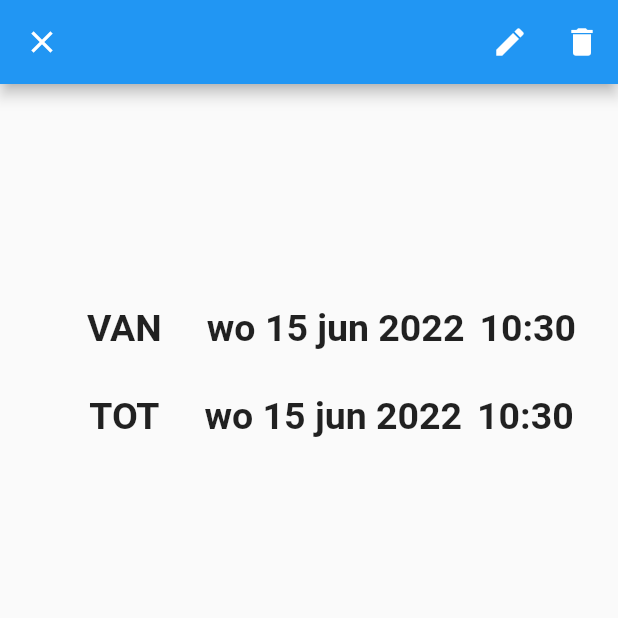
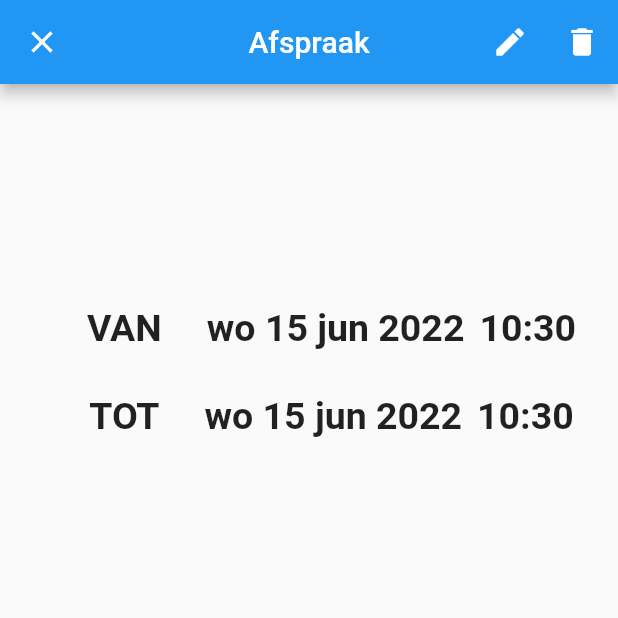
Before and after one commit to lorevanlangenhove/communicatiehelper, a Flutter app: the EventViewingPage screen opened directly with empty values, on a phone screen of 412 x 824 dp, the top half of it. Run offline on Flutter 3.47's test engine with Material 2 defaults, Android fonts, the phone set to English and light mode, and no system bars; our stand-ins replace drift, geolocator, google_maps_flutter, image_picker, syncfusion_flutter_calendar, webview_flutter; missing offline and left inert: syncfusion_flutter_core, syncfusion_localizations, whiteboard; accounts and stored records are empty; generated files the repository leaves out were written again.

Commit message:
Day- and weekView calendar

```diff
--- a/lib/event_data_source.dart
+++ b/lib/event_data_source.dart
@@ -2,7 +2,7 @@ import 'dart:ui';
 
 import 'package:syncfusion_flutter_calendar/calendar.dart';
 
-import 'event.dart';
+import 'database/event.dart';
 
 class EventDataSource extends CalendarDataSource {
   EventDataSource(List<Event> appointments) {
--- a/lib/event_provider.dart
+++ b/lib/event_provider.dart
@@ -1,6 +1,5 @@
 import 'package:flutter/cupertino.dart';
-
-import 'event.dart';
+import 'database/event.dart';
 
 class EventProvider extends ChangeNotifier {
   final List<Event> _events = [];
--- a/lib/notifier.dart
+++ b/lib/notifier.dart
@@ -1,5 +1,4 @@
 import 'package:flutter/cupertino.dart';
-
 import 'database/db.dart';
 
 class FragmentChangeNotifier extends ChangeNotifier {
--- a/lib/screens/calendar.dart
+++ b/lib/screens/calendar.dart
@@ -28,6 +28,11 @@ class CalendarPage extends StatelessWidget {
         ),
       ),
       body: SfCalendar(
+        allowedViews: const [
+          CalendarView.day,
+          CalendarView.week,
+          CalendarView.month
+        ],
         dataSource: EventDataSource(events),
         view: CalendarView.month,
         firstDayOfWeek: 1,
--- a/lib/screens/calendar_fragments/add_event.dart
+++ b/lib/screens/calendar_fragments/add_event.dart
@@ -3,7 +3,7 @@ import 'package:communicatiehelper/utils.dart';
 import 'package:flutter/material.dart';
 import 'package:provider/provider.dart';
 import '../../components/custom_text_form_field.dart';
-import '../../event.dart';
+import '../../database/event.dart';
 import '../../event_provider.dart';
 
 class AddEvent extends StatefulWidget {
--- a/lib/screens/calendar_fragments/event_viewing_page.dart
+++ b/lib/screens/calendar_fragments/event_viewing_page.dart
@@ -1,27 +1,31 @@
-import 'package:communicatiehelper/event.dart';
+import 'package:communicatiehelper/database/event.dart';
 import 'package:communicatiehelper/screens/calendar_fragments/add_event.dart';
 import 'package:communicatiehelper/utils.dart';
 import 'package:flutter/material.dart';
 import 'package:provider/provider.dart';
-
 import '../../event_provider.dart';
 
-class EventViewingPage extends StatelessWidget {
+class EventViewingPage extends StatefulWidget {
   final Event event;
 
   const EventViewingPage({Key? key, required this.event}) : super(key: key);
 
   @override
+  State<EventViewingPage> createState() => _EventViewingPageState();
+}
+
+class _EventViewingPageState extends State<EventViewingPage> {
+  @override
   Widget build(BuildContext context) {
     return Scaffold(
       appBar: AppBar(
-          title: Text(event.title),
+        title: const Text('Afspraak'),
         centerTitle: true,
         actions: [
           IconButton(
             onPressed: () {
               Navigator.of(context).pushReplacement(MaterialPageRoute(
-                    builder: (context) => AddEvent(event: event)));
+                  builder: (context) => AddEvent(event: widget.event)));
             },
             icon: const Icon(
               Icons.edit,
@@ -32,7 +36,7 @@ class EventViewingPage extends StatelessWidget {
             onPressed: () {
               final provider =
                   Provider.of<EventProvider>(context, listen: false);
-                provider.deleteEvent(event);
+              provider.deleteEvent(widget.event);
               Navigator.pop(context);
             },
             icon: const Icon(
@@ -58,7 +62,7 @@ class EventViewingPage extends StatelessWidget {
           ),
           Center(
             child: Text(
-                event.title,
+              widget.event.title,
               style: const TextStyle(
                 fontWeight: FontWeight.bold,
                 fontSize: 25,
@@ -70,7 +74,7 @@ class EventViewingPage extends StatelessWidget {
           ),
           Center(
             child: Text(
-                event.description,
+              widget.event.description,
               style: const TextStyle(
                 fontWeight: FontWeight.bold,
                 fontSize: 25,
@@ -99,7 +103,7 @@ class EventViewingPage extends StatelessWidget {
                     width: 30,
                   ),
                   Text(
-                      Utils.toDate(event.from),
+                    Utils.toDate(widget.event.from),
                     style: const TextStyle(
                       fontWeight: FontWeight.bold,
                       fontSize: 25,
@@ -109,7 +113,7 @@ class EventViewingPage extends StatelessWidget {
                     width: 10,
                   ),
                   Text(
-                      Utils.toTime(event.from),
+                    Utils.toTime(widget.event.from),
                     style: const TextStyle(
                       fontWeight: FontWeight.bold,
                       fontSize: 25,
@@ -137,7 +141,7 @@ class EventViewingPage extends StatelessWidget {
                     width: 30,
                   ),
                   Text(
-                      Utils.toDate(event.to),
+                    Utils.toDate(widget.event.to),
                     style: const TextStyle(
                       fontWeight: FontWeight.bold,
                       fontSize: 25,
@@ -147,7 +151,7 @@ class EventViewingPage extends StatelessWidget {
                     width: 10,
                   ),
                   Text(
-                      Utils.toTime(event.to),
+                    Utils.toTime(widget.event.to),
                     style: const TextStyle(
                       fontWeight: FontWeight.bold,
                       fontSize: 25,
@@ -156,8 +160,9 @@ class EventViewingPage extends StatelessWidget {
                 ],
               ),
             ],
+          )
+        ],
       ),
-          ],
-        ));
+    );
   }
 }
--- a/lib/screens/dairy.dart
+++ b/lib/screens/dairy.dart
@@ -1,5 +1,6 @@
 import 'package:communicatiehelper/notifier.dart';
 import 'package:flutter/material.dart';
+import 'package:intl/intl.dart';
 import 'package:provider/provider.dart';
 
 class DairyPage extends StatefulWidget {
@@ -42,6 +43,7 @@ class _DairyPageState extends State<DairyPage> {
         itemCount: fragments.length,
         itemBuilder: (context, index) {
           final fragment = reversed[index];
+          var formatted = DateFormat("dd-MM-yyyy").format(fragment.created);
           return GestureDetector(
             onTap: () {
               Navigator.pushNamed(context, '/update_fragment',
@@ -67,7 +69,7 @@ class _DairyPageState extends State<DairyPage> {
                       fragment.description.toString(),
                       style: const TextStyle(fontSize: 20),
                     ),
-                    Text(fragment.created.toString().substring(0, 11)),
+                    Text(formatted),
                   ],
                 ),
               ),
```
Also changed, not shown: lib/database/event.dart (renamed from lib/event.dart), 1 other file. Lines whose indentation alone changed are shown as unchanged.
